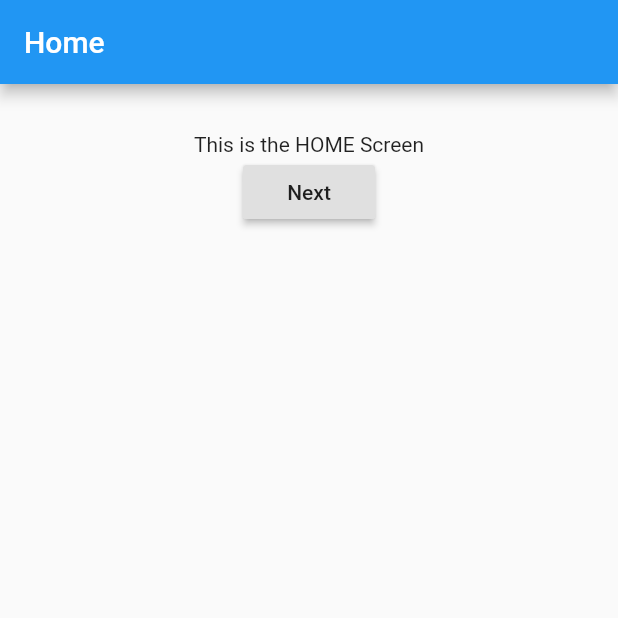
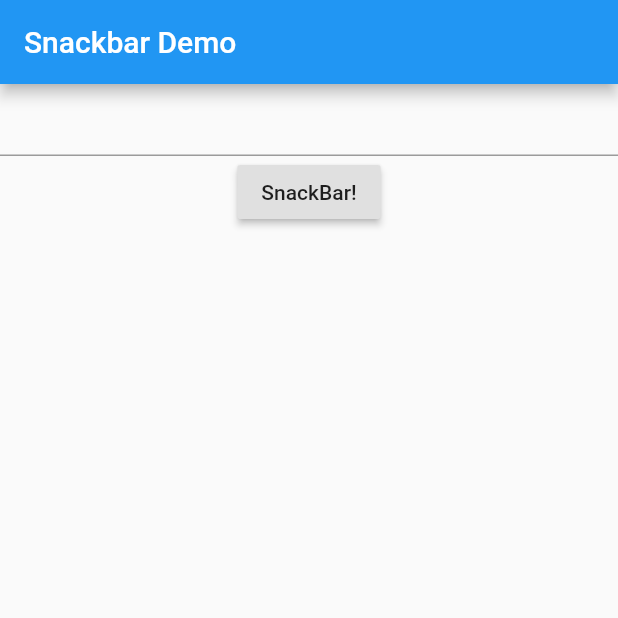
Before and after one commit to brianwoo/flutter_tutorial, a Flutter app: the screen it shows after launch, on a phone screen of 412 x 824 dp, the top half of it. Run offline on Flutter 3.47's test engine with Material 2 defaults, Android fonts, the phone set to English and light mode, and no system bars.

Commit message:
Finished Lesson 26

```diff
--- /dev/null
+++ b/lib/flutter26_snackbar/snackbar.dart
@@ -0,0 +1,69 @@
+import 'package:flutter/material.dart';
+
+void flutter_Snackbar() => runApp(new Snackbar());
+
+
+class Snackbar extends StatefulWidget
+{
+
+  @override
+  _SnackbarState createState() => new _SnackbarState();
+
+}
+
+
+class _SnackbarState extends State<Snackbar>
+{
+  String _text = "";
+  final GlobalKey<ScaffoldState> _scaffoldState = new GlobalKey<ScaffoldState>();
+
+  void _onChange(String value)
+  {
+    setState(() {
+      print(value);
+      _text = value;
+    });
+  }
+
+
+  void _showSnackbar(String value)
+  {
+    if (value.isEmpty) return;
+
+    var state = _scaffoldState.currentState;
+    print("s state = $state");
+
+    _scaffoldState.currentState.showSnackBar(
+      new SnackBar(
+        content: new Text(value)
+      )
+    );
+  }
+
+
+  @override
+  Widget build(BuildContext context)
+  {
+    return new MaterialApp(
+      title: "Snackbar Demo",
+      home: new Scaffold(
+        key: _scaffoldState,
+        appBar: new AppBar(
+          title: new Text("Snackbar Demo")
+        ),
+        body: new Container(
+          child: new Center(
+            child: new Column(
+              children: <Widget>[
+                new TextField(onChanged: (String value) => _onChange(value)),
+                new RaisedButton(
+                  child: new Text("SnackBar!"),
+                  onPressed: () => _showSnackbar(_text))
+              ],
+            )
+          )
+        )
+      )
+    );
+  }
+}
--- a/lib/main.dart
+++ b/lib/main.dart
@@ -3,12 +3,13 @@ import 'hello.dart';
 import 'flutter23.dart';
 import 'flutter24/flutter24.dart';
 import 'flutter25_router/router.dart';
+import 'package:flutter_tutorial/flutter26_snackbar/snackbar.dart';
 
 
 // void main() => flutter23();
 //void main() => flutter24();
-void main() => flutter_Router();
-
+// void main() => flutter_Router();
+void main() => flutter_Snackbar();
 
 // void main() {
 //   runApp(
```
